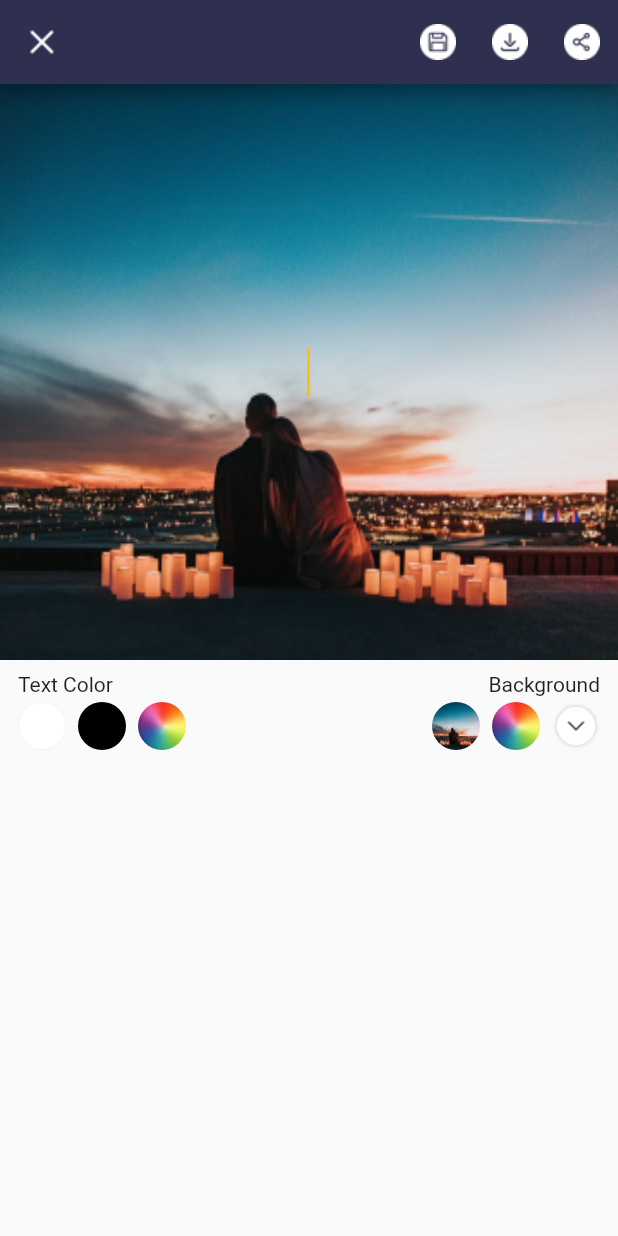
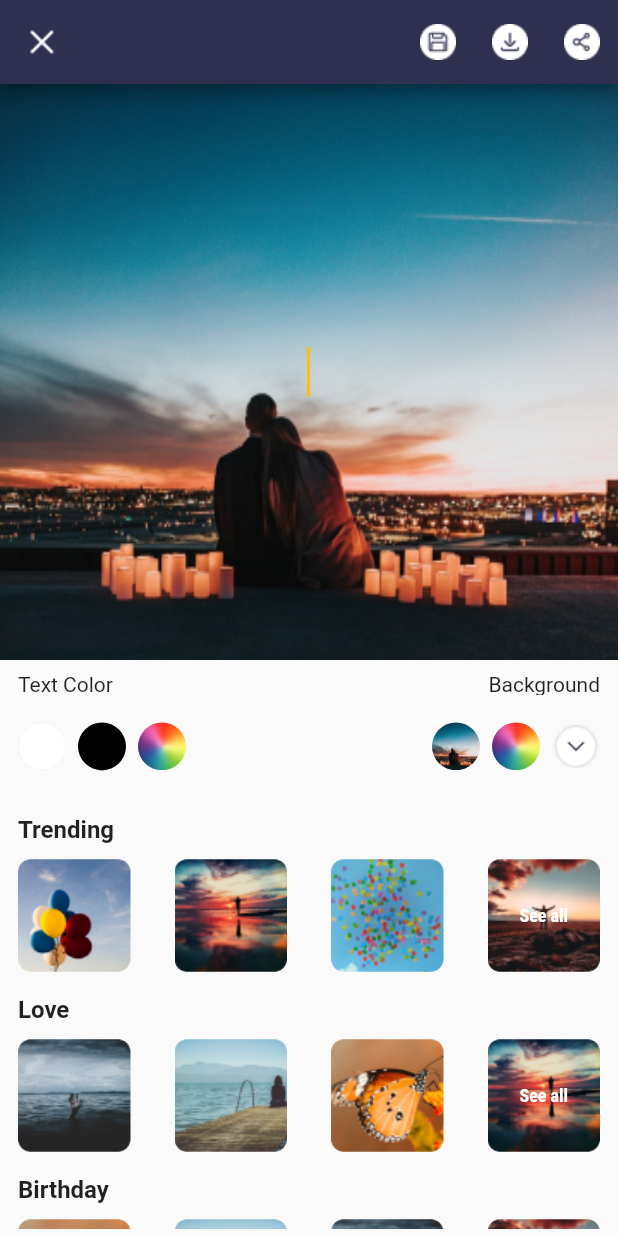
Before and after one commit to tanvirhd/StatusBackgroundDemo, a Flutter app: the screen it shows after launch, on a phone screen of 412 x 824 dp. Run offline on Flutter 3.47's test engine with Material 2 defaults, Android fonts, the phone set to English and light mode, and no system bars.

Commit message:
bottom half design complete

```diff
--- a/lib/main.dart
+++ b/lib/main.dart
@@ -1,6 +1,8 @@
+import 'package:StatusBackgroundDemo/model/ModelCategory.dart';
+import 'package:StatusBackgroundDemo/model/ModelCategoryList.dart';
 import 'package:StatusBackgroundDemo/widgets/WidgetAddText.dart';
-import 'package:StatusBackgroundDemo/widgets/WidgetBackgroundImagePick.dart';
-import 'package:StatusBackgroundDemo/widgets/WidgetColorPick.dart';
+import 'package:StatusBackgroundDemo/widgets/WidgetCategoryList.dart';
+import 'package:StatusBackgroundDemo/widgets/WigetColorAndBgPicker.dart';
 import 'package:flutter/material.dart';
 
 void main() {
@@ -28,6 +30,33 @@ class MyHomePage extends StatefulWidget {
 
 class _MyHomePageState extends State<MyHomePage> {
 
+  List<ModelCategoryList> dummyCatList=[
+    ModelCategoryList([
+      ModelCategory("1","assets/pics/img1.png"),
+      ModelCategory("2","assets/pics/img2.png"),
+      ModelCategory("3","assets/pics/img3.png"),
+      ModelCategory("4","assets/pics/img4.png"),
+      ModelCategory("5","assets/pics/img5.png"),
+      ModelCategory("6","assets/pics/img7.png")],
+        "Trending"),
+    ModelCategoryList([
+      ModelCategory("1","assets/pics/img5.png"),
+      ModelCategory("2","assets/pics/img6.png"),
+      ModelCategory("3","assets/pics/img7.png"),
+      ModelCategory("4","assets/pics/img2.png"),
+      ModelCategory("5","assets/pics/img4.png"),
+      ModelCategory("6","assets/pics/img1.png")],
+        "Love"),
+    ModelCategoryList([
+      ModelCategory("1","assets/pics/img7.png"),
+      ModelCategory("2","assets/pics/img6.png"),
+      ModelCategory("3","assets/pics/img5.png"),
+      ModelCategory("4","assets/pics/img4.png"),
+      ModelCategory("5","assets/pics/img2.png"),
+      ModelCategory("6","assets/pics/img3.png")],
+        "Birthday"),
+  ];
+
   @override
   Widget build(BuildContext context) {
     final appbar = AppBar(
@@ -47,32 +76,48 @@ class _MyHomePageState extends State<MyHomePage> {
           icon: Image.asset('assets/icons/ic_cross.png',fit: BoxFit.cover),
           onPressed:null)
     );
+    final row=Row(
+      mainAxisAlignment: MainAxisAlignment.spaceBetween,
+      children: [
+        Text("Text Color"),
+        Text("Background")
+      ],);
 
     return Scaffold(
       appBar: appbar,
-      body: Column(
-        children: <Widget>[
-          AddText(appbar),
-          Container(
-            margin: EdgeInsets.only(top: 8,bottom: 4,left: 12,right: 12),
-            child: Row(
-              mainAxisAlignment: MainAxisAlignment.spaceBetween,
-              children: [
-                Text("Text Color"),
-                Text("Background")
-            ],),
-          ),
-          Container(
-            child: Row(
-              mainAxisAlignment: MainAxisAlignment.spaceBetween,
-              children: [
-                ColorPick(),
-                BackgroundImagePick()
-              ],
+      body: SingleChildScrollView(
+        child: Column(
+          children: <Widget>[
+            WidgetAddText((MediaQuery.of(context).size.height -
+                appbar.preferredSize.height -
+                MediaQuery.of(context).padding.top) * 0.5),
+            Container(
+              height: (MediaQuery.of(context).size.height -
+                  appbar.preferredSize.height -
+                  MediaQuery.of(context).padding.top) * 0.02,
+              margin: EdgeInsets.only(top: 8,bottom: 4,left: 12,right: 12),
+              child: row,
             ),
-          )
-        ],
+            Container(
+              height: (MediaQuery.of(context).size.height -
+                  appbar.preferredSize.height - 12-
+                  MediaQuery.of(context).padding.top) * 0.08,
+              child:WidgetColorAndBgPicker() ,
+            ),
+            Container(
+              height: (MediaQuery.of(context).size.height -
+                appbar.preferredSize.height - 40-
+                MediaQuery.of(context).padding.top) * 0.40,
+              margin: EdgeInsets.only(bottom: 4),
+              child: WidgetCategoryList(dummyCatList),
+            )
+          ],
+        ),
       ),
     );
   }
 }
+
+
+/*
+*/
--- /dev/null
+++ b/lib/model/ModelCategory.dart
@@ -0,0 +1,19 @@
+class ModelCategory {
+  String _id;
+  String _picURL;
+
+
+  ModelCategory( this._id, this._picURL);
+
+  String get picURL => _picURL;
+
+  set picURL(String value) {
+    _picURL = value;
+  }
+
+  String get id => _id;
+
+  set id(String value) {
+    _id = value;
+  }
+}
--- /dev/null
+++ b/lib/model/ModelCategoryList.dart
@@ -0,0 +1,20 @@
+import 'package:StatusBackgroundDemo/model/ModelCategory.dart';
+
+class ModelCategoryList{
+  List<ModelCategory> _itemList;
+  String _title;
+
+  ModelCategoryList(this._itemList, this._title);
+
+  String get title => _title;
+
+  set title(String value) {
+    _title = value;
+  }
+
+  List<ModelCategory> get itemList => _itemList;
+
+  set itemList(List<ModelCategory> value) {
+    _itemList = value;
+  }
+}
--- a/lib/widgets/WidgetAddText.dart
+++ b/lib/widgets/WidgetAddText.dart
@@ -1,17 +1,14 @@
 import 'package:flutter/cupertino.dart';
 import 'package:flutter/material.dart';
 
-class AddText extends StatelessWidget{
-  final appbar;
-
-  AddText(this.appbar);
+class WidgetAddText extends StatelessWidget{
+  final double height;
+  WidgetAddText(this.height);
 
   @override
   Widget build(BuildContext context) {
     return Container(
-        height: (MediaQuery.of(context).size.height -
-            appbar.preferredSize.height -
-            MediaQuery.of(context).padding.top) * 0.5,
+        height: height,
         width: double.infinity,
         alignment: Alignment.center,
         child: new Stack(
@@ -19,8 +16,9 @@ class AddText extends StatelessWidget{
           children: [
             Image.asset('assets/images/bg1.png',
                 fit: BoxFit.fill,
-                width: double.infinity,
-                height:(MediaQuery.of(context).size.height - appbar.preferredSize.height - MediaQuery.of(context).padding.top) * 0.5),
+              height: height,
+              width: double.infinity,
+            ),
             TextField(
               autofocus: true,
               textAlign: TextAlign.center,
--- a/lib/widgets/WidgetBackgroundImagePick.dart
+++ b/lib/widgets/WidgetBackgroundImagePick.dart
@@ -1,6 +1,6 @@
 import 'package:flutter/cupertino.dart';
 
-class BackgroundImagePick extends StatelessWidget{
+class WidgetBackgroundImagePick extends StatelessWidget{
   @override
   Widget build(BuildContext context) {
     return Container(
--- /dev/null
+++ b/lib/widgets/WidgetCategory.dart
@@ -0,0 +1,101 @@
+import 'dart:ui';
+
+import 'package:StatusBackgroundDemo/model/ModelCategory.dart';
+import 'package:flutter/cupertino.dart';
+import 'package:meta/meta.dart';
+import 'package:flutter/material.dart';
+
+class WidgetCategory extends StatelessWidget {
+  List<ModelCategory> itemlist;
+  String title;
+
+  WidgetCategory(this.itemlist, this.title);
+
+  @override
+  Widget build(BuildContext context) {
+    return Container(
+      child: Column(
+        children: [
+          Container(
+            child: Column(
+              children: <Widget>[
+                Container(
+                    alignment: Alignment.topLeft,
+                    margin: EdgeInsets.only(left: 12, top: 16, bottom: 10),
+                    child: Text(title,
+                        style: TextStyle(
+                            fontSize: 16, fontWeight: FontWeight.bold))),
+              ],
+            ),
+          ),
+          Container(
+            margin: EdgeInsets.only(left: 12, right: 12),
+            child: Row(
+              mainAxisAlignment: MainAxisAlignment.spaceBetween,
+              children: [
+                ClipRRect(
+                    borderRadius: BorderRadius.circular(8),
+                    child: Image.asset(
+                      itemlist[0].picURL,
+                      height: 75,
+                      width: 75,
+                      fit: BoxFit.fill,
+                    )),
+                ClipRRect(
+                    borderRadius: BorderRadius.circular(8),
+                    child: Image.asset(
+                      itemlist[1].picURL,
+                      height: 75,
+                      width: 75,
+                      fit: BoxFit.fill,
+                    )),
+                ClipRRect(
+                    borderRadius: BorderRadius.circular(8),
+                    child: Image.asset(
+                      itemlist[2].picURL,
+                      height: 75,
+                      width: 75,
+                      fit: BoxFit.fill,
+                    )),
+                Container(
+                  height: 75,
+                  width: 75,
+                  child: Stack(
+                    children: [
+                      Container(
+                        child: ClipRRect(
+                            borderRadius: BorderRadius.circular(8),
+                            child: Image.asset(
+                              itemlist[3].picURL,
+                              height: 75,
+                              width: 75,
+                              fit: BoxFit.fill,
+                            )),
+                      ),
+                      ClipRRect(
+                          borderRadius: BorderRadius.circular(8),
+                          child: Container(
+                            height: 75,
+                            width: 75,
+                            alignment: Alignment.center,
+                            child: Text("See all",
+                                style: TextStyle(
+                                    color: Colors.white,
+                                    fontSize: 12,
+                                    fontFamily: "RobotoCondensed",
+                                    fontWeight: FontWeight.bold)),
+                          ))
+                    ],
+                  ),
+                )
+              ],
+            ),
+          ),
+        ],
+      ),
+    );
+  }
+}
+/* children: [
+
+                    ],*/
--- /dev/null
+++ b/lib/widgets/WidgetCategoryList.dart
@@ -0,0 +1,23 @@
+import 'package:StatusBackgroundDemo/model/ModelCategory.dart';
+import 'package:StatusBackgroundDemo/model/ModelCategoryList.dart';
+import 'package:StatusBackgroundDemo/widgets/WidgetCategory.dart';
+import 'package:flutter/cupertino.dart';
+import 'package:flutter/material.dart';
+
+class WidgetCategoryList extends StatelessWidget{
+  List<ModelCategoryList> categoryList;
+
+  WidgetCategoryList(this.categoryList);
+
+  @override
+  Widget build(BuildContext context) {
+    return Container(
+      child: ListView.builder(
+        itemCount: categoryList.length,
+        itemBuilder: (context,index){
+          return WidgetCategory(categoryList[index].itemList, categoryList[index].title);
+        }),
+    );
+  }
+
+}
--- /dev/null
+++ b/lib/widgets/WigetColorAndBgPicker.dart
@@ -0,0 +1,17 @@
+import 'package:flutter/cupertino.dart';
+import 'package:StatusBackgroundDemo/widgets/WidgetColorPick.dart';
+import 'package:StatusBackgroundDemo/widgets/WidgetBackgroundImagePick.dart';
+
+class WidgetColorAndBgPicker extends StatelessWidget{
+  @override
+  Widget build(BuildContext context) {
+    return Row(
+      mainAxisAlignment: MainAxisAlignment.spaceBetween,
+      children: [
+        ColorPick(),
+        WidgetBackgroundImagePick()
+      ],
+    );
+  }
+
+}
--- a/pubspec.yaml
+++ b/pubspec.yaml
@@ -50,10 +50,13 @@ flutter:
     - assets/icons/ic_download.png
     - assets/icons/ic_save.png
     - assets/icons/ic_share.png
-    - assets/images/bg1.png
     - assets/icons/ic_colorpicker.png
     - assets/icons/ic_fold.png
     - assets/icons/ic_unfold.png
+    - assets/images/bg1.png
+    - assets/pics/img1.png
+    - assets/pics/
+
 
   # An image asset can refer to one or more resolution-specific "variants", see
   # https://flutter.dev/assets-and-images/#resolution-aware.
```
Also changed, not shown: assets/pics/img1.png (renamed from assets/pics/ima1.png), assets/pics/img2.png (added), assets/pics/img3.png (added), assets/pics/img4.png (added), assets/pics/img5.png (added), assets/pics/img6.png (added), assets/pics/img7.png (added).
